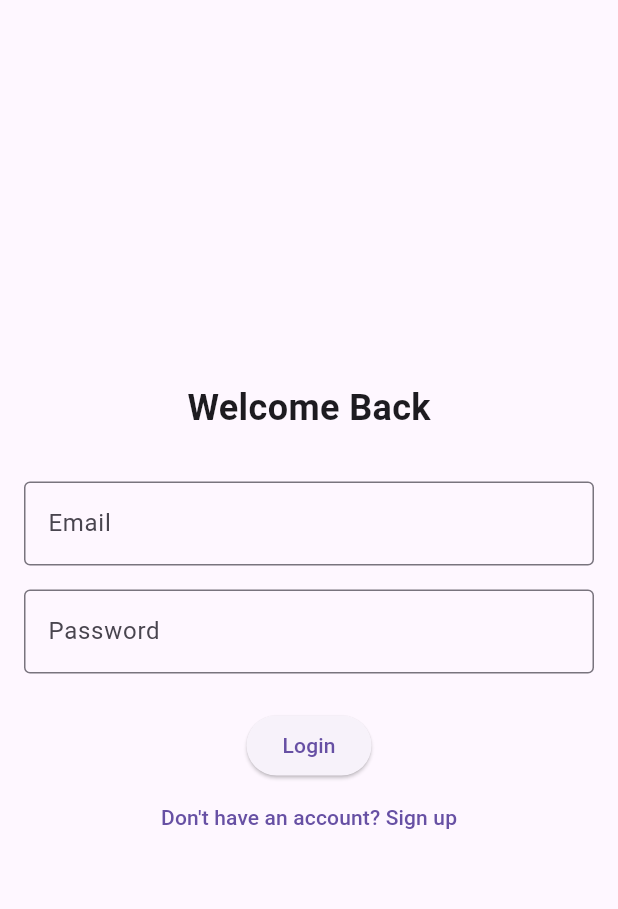
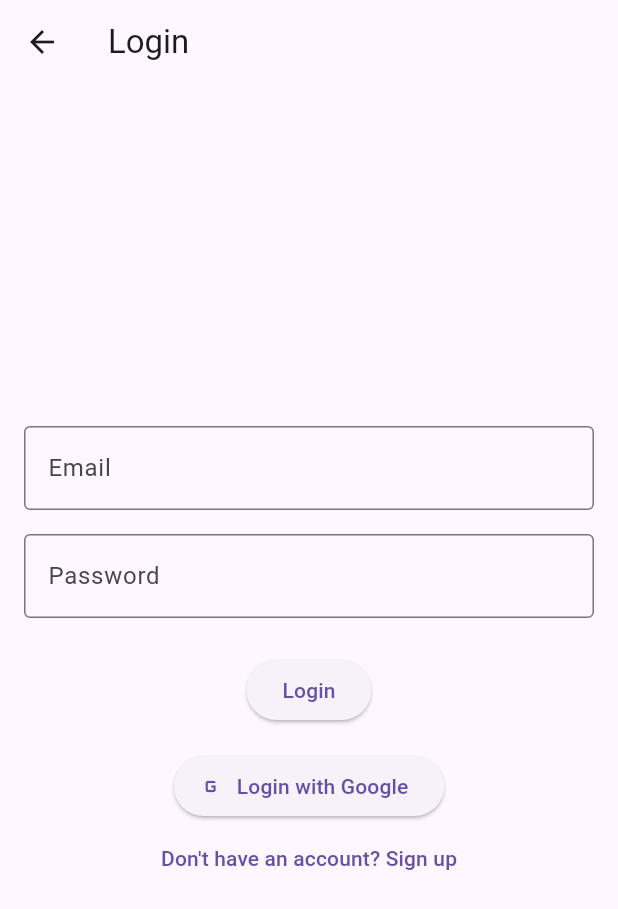
Before and after one commit to Ivan-6332/FreshtrackSL, a Flutter app: the screen it shows after launch, on a phone screen of 412 x 824 dp. Shown: the top 909 px of the screen. Run offline on Flutter 3.47's test engine with Material 3 defaults, Android fonts, the phone set to English and light mode, and no system bars.

Commit message:
Added a back button for sign up screen

```diff
--- a/Frontend/lib/screens/login_screen.dart
+++ b/Frontend/lib/screens/login_screen.dart
@@ -1,22 +1,47 @@
 // lib/screens/auth/login_screen.dart
 import 'package:flutter/material.dart';
+import 'package:flutter/services.dart';
 
 class LoginScreen extends StatelessWidget {
   const LoginScreen({super.key});
 
+  Future<bool> _onWillPop() async {
+    return (await showDialog(
+      context: context,
+      builder: (context) => AlertDialog(
+        title: const Text('Exit App'),
+        content: const Text('Are you sure you want to exit?'),
+        actions: <Widget>[
+          TextButton(
+            onPressed: () => Navigator.of(context).pop(false),
+            child: const Text('No'),
+          ),
+          TextButton(
+            onPressed: () => SystemNavigator.pop(),
+            child: const Text('Yes'),
+          ),
+        ],
+      ),
+    )) ?? false;
+  }
+
   @override
   Widget build(BuildContext context) {
-    return Scaffold(
+    return WillPopScope(
+      onWillPop: _onWillPop,
+      child: Scaffold(
+        appBar: AppBar(
+          title: const Text('Login'),
+          leading: IconButton(
+            icon: const Icon(Icons.arrow_back),
+            onPressed: () => _onWillPop(),
+          ),
+        ),
         body: Padding(
           padding: const EdgeInsets.all(16.0),
           child: Column(
             mainAxisAlignment: MainAxisAlignment.center,
             children: [
-            const Text(
-              'Welcome Back',
-              style: TextStyle(fontSize: 24, fontWeight: FontWeight.bold),
-            ),
-            const SizedBox(height: 32),
               TextFormField(
                 decoration: const InputDecoration(
                   labelText: 'Email',
@@ -38,6 +63,12 @@ class LoginScreen extends StatelessWidget {
                 },
                 child: const Text('Login'),
               ),
+              const SizedBox(height: 16),
+              ElevatedButton.icon(
+                icon: const Icon(Icons.g_mobiledata),
+                label: const Text('Login with Google'),
+                onPressed: () {},
+              ),
               TextButton(
                 onPressed: () {
                   Navigator.pushNamed(context, '/signup');
@@ -47,6 +78,7 @@ class LoginScreen extends StatelessWidget {
             ],
           ),
         ),
+      ),
     );
   }
 }
```
Lines whose indentation alone changed are shown as unchanged.
